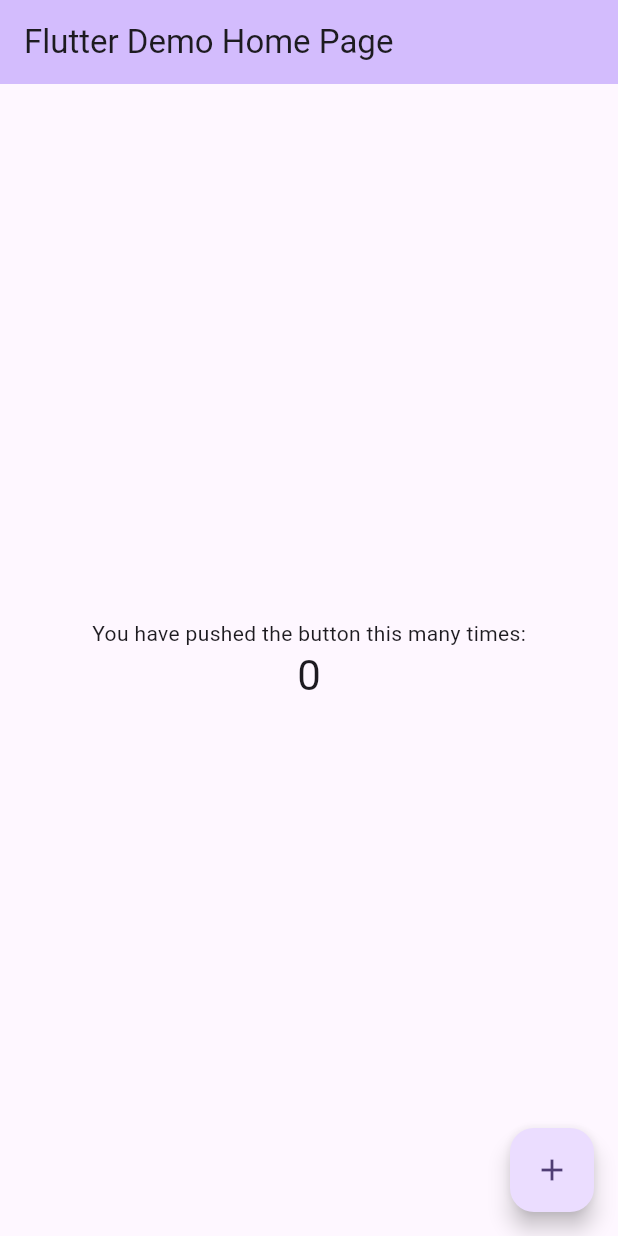
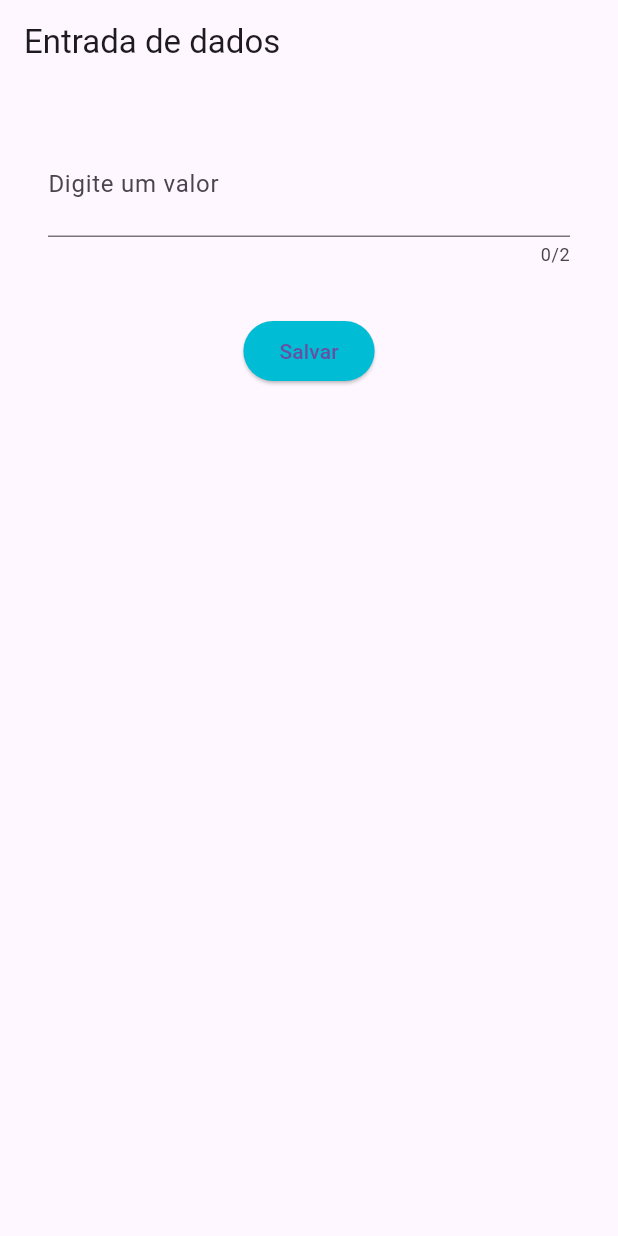
Before and after one commit to joaopdrost/alcool_ou_gasolina, a Flutter app: the screen it shows after launch, on a phone screen of 412 x 824 dp. Run offline on Flutter 3.47's test engine with Material 3 defaults, Android fonts, the phone set to English and light mode, and no system bars.

Commit message:
Aula de Entrada de dados

```diff
--- /dev/null
+++ b/lib/CampoTexto.dart
@@ -0,0 +1,56 @@
+import 'package:flutter/material.dart';
+import 'package:flutter/services.dart';
+
+class CampoTexto extends StatefulWidget {
+  const CampoTexto({super.key});
+
+  @override
+  State<CampoTexto> createState() => _CampoTextoState();
+}
+
+class _CampoTextoState extends State<CampoTexto> {
+
+  TextEditingController _textEditingController = TextEditingController();
+
+  @override
+  Widget build(BuildContext context) {
+    return Scaffold(
+      appBar: AppBar(
+        title: Text("Entrada de dados"),
+      ),
+      body: Column(
+        children: <Widget>[
+          Padding(
+            padding: EdgeInsets.all(32),
+            child: TextField(
+              keyboardType: TextInputType.number,
+              decoration: InputDecoration(
+                labelText: "Digite um valor",
+              ),
+              //enabled: false,
+              maxLength: 2,
+              maxLengthEnforcement: MaxLengthEnforcement.enforced,
+              style: TextStyle(
+                fontSize: 25,
+                color: Colors.cyan,
+              ),
+              onSubmitted: (String texto) {
+                print("valor digitado: " + texto);
+              },
+              controller: _textEditingController,
+            ),
+          ),
+          ElevatedButton(
+              onPressed: (){
+                print("valor digitado: " + _textEditingController.text);
+              },
+              child: Text ("Salvar"),
+            style: ButtonStyle(
+              backgroundColor: MaterialStateProperty.all(Colors.cyan),
+            ) ,
+          )
+        ],
+      ),
+    );
+  }
+}
--- a/lib/main.dart
+++ b/lib/main.dart
@@ -1,125 +1,10 @@
 import 'package:flutter/material.dart';
+import 'CampoTexto.dart';
 
 void main() {
-  runApp(const MyApp());
+  runApp(
+      MaterialApp(
+        home: CampoTexto(),
+      ));
+
 }
-
-class MyApp extends StatelessWidget {
-  const MyApp({super.key});
-
-  // This widget is the root of your application.
-  @override
-  Widget build(BuildContext context) {
-    return MaterialApp(
-      title: 'Flutter Demo',
-      theme: ThemeData(
-        // This is the theme of your application.
-        //
-        // TRY THIS: Try running your application with "flutter run". You'll see
-        // the application has a purple toolbar. Then, without quitting the app,
-        // try changing the seedColor in the colorScheme below to Colors.green
-        // and then invoke "hot reload" (save your changes or press the "hot
-        // reload" button in a Flutter-supported IDE, or press "r" if you used
-        // the command line to start the app).
-        //
-        // Notice that the counter didn't reset back to zero; the application
-        // state is not lost during the reload. To reset the state, use hot
-        // restart instead.
-        //
-        // This works for code too, not just values: Most code changes can be
-        // tested with just a hot reload.
-        colorScheme: ColorScheme.fromSeed(seedColor: Colors.deepPurple),
-        useMaterial3: true,
-      ),
-      home: const MyHomePage(title: 'Flutter Demo Home Page'),
-    );
-  }
-}
-
-class MyHomePage extends StatefulWidget {
-  const MyHomePage({super.key, required this.title});
-
-  // This widget is the home page of your application. It is stateful, meaning
-  // that it has a State object (defined below) that contains fields that affect
-  // how it looks.
-
-  // This class is the configuration for the state. It holds the values (in this
-  // case the title) provided by the parent (in this case the App widget) and
-  // used by the build method of the State. Fields in a Widget subclass are
-  // always marked "final".
-
-  final String title;
-
-  @override
-  State<MyHomePage> createState() => _MyHomePageState();
-}
-
-class _MyHomePageState extends State<MyHomePage> {
-  int _counter = 0;
-
-  void _incrementCounter() {
-    setState(() {
-      // This call to setState tells the Flutter framework that something has
-      // changed in this State, which causes it to rerun the build method below
-      // so that the display can reflect the updated values. If we changed
-      // _counter without calling setState(), then the build method would not be
-      // called again, and so nothing would appear to happen.
-      _counter++;
-    });
-  }
-
-  @override
-  Widget build(BuildContext context) {
-    // This method is rerun every time setState is called, for instance as done
-    // by the _incrementCounter method above.
-    //
-    // The Flutter framework has been optimized to make rerunning build methods
-    // fast, so that you can just rebuild anything that needs updating rather
-    // than having to individually change instances of widgets.
-    return Scaffold(
-      appBar: AppBar(
-        // TRY THIS: Try changing the color here to a specific color (to
-        // Colors.amber, perhaps?) and trigger a hot reload to see the AppBar
-        // change color while the other colors stay the same.
-        backgroundColor: Theme.of(context).colorScheme.inversePrimary,
-        // Here we take the value from the MyHomePage object that was created by
-        // the App.build method, and use it to set our appbar title.
-        title: Text(widget.title),
-      ),
-      body: Center(
-        // Center is a layout widget. It takes a single child and positions it
-        // in the middle of the parent.
-        child: Column(
-          // Column is also a layout widget. It takes a list of children and
-          // arranges them vertically. By default, it sizes itself to fit its
-          // children horizontally, and tries to be as tall as its parent.
-          //
-          // Column has various properties to control how it sizes itself and
-          // how it positions its children. Here we use mainAxisAlignment to
-          // center the children vertically; the main axis here is the vertical
-          // axis because Columns are vertical (the cross axis would be
-          // horizontal).
-          //
-          // TRY THIS: Invoke "debug painting" (choose the "Toggle Debug Paint"
-          // action in the IDE, or press "p" in the console), to see the
-          // wireframe for each widget.
-          mainAxisAlignment: MainAxisAlignment.center,
-          children: <Widget>[
-            const Text(
-              'You have pushed the button this many times:',
-            ),
-            Text(
-              '$_counter',
-              style: Theme.of(context).textTheme.headlineMedium,
-            ),
-          ],
-        ),
-      ),
-      floatingActionButton: FloatingActionButton(
-        onPressed: _incrementCounter,
-        tooltip: 'Increment',
-        child: const Icon(Icons.add),
-      ), // This trailing comma makes auto-formatting nicer for build methods.
-    );
-  }
-}
```
